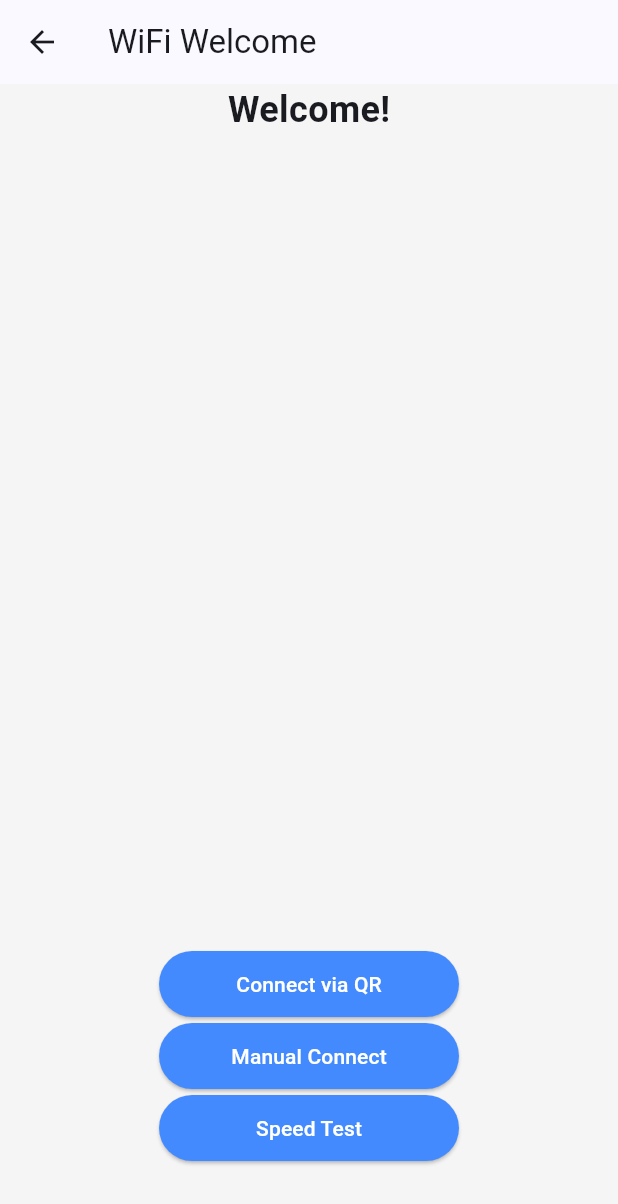
After one commit to Neilz05/flutter_multi_lang, a Flutter app: the MyHomePage screen opened directly, in the side drawer, after a tap on "Wifi Page", on a phone screen of 412 x 824 dp. The commit adds this screen. Shown: the top 1204 px of the screen. Run offline on Flutter 3.47's test engine with Material 3 defaults, Android fonts, the phone set to English and light mode, and no system bars; our stand-ins replace flutter_secure_storage; missing offline and left inert: android_intent_plus, encrypt, flutter_speed_test_plus, mobile_scanner, open_settings_plus; accounts and stored records are empty; network calls fail.

Commit message:
[Feature]: Wifi qr, wifi manual, wifi speed test
Description
- implemented wifi qr and wifi manual similar to sercomm_app
- tried out speed test api, speed can be shown

Todo
- design similar speed test for the app

```diff
--- a/lib/main.dart
+++ b/lib/main.dart
@@ -5,6 +5,7 @@ import 'package:flutter_application_1/constants.dart';
 import 'package:flutter_application_1/l10n/app_localizations.dart';
 import 'package:flutter_application_1/login.dart';
 import 'package:flutter_application_1/settings_page.dart';
+import 'package:flutter_application_1/wifi_welcome_page.dart';
 import 'package:flutter_application_1/utils/utils.dart';
 
 void main() {
@@ -135,6 +136,13 @@ class _MyHomePageState extends State<MyHomePage> {
             ),
             ListTile(
               leading: Icon(Icons.settings),
+              title: Text("Wifi Page"),
+              onTap: () {
+                navigateTo(context, WifiWelcomePage());
+              },
+            ),
+            ListTile(
+              leading: Icon(Icons.settings),
               title: Text(context.lang.reset),
               onTap: () {
                 setState(() {
--- a/lib/widgets/widgets.dart
+++ b/lib/widgets/widgets.dart
@@ -46,6 +46,28 @@ class PaddedContainer extends StatelessWidget {
   @override
   Widget build(BuildContext context) {
     return Container(padding: padding, color: color, child: child);
+  }
+}
+
+class PrimaryElevatedButton extends StatelessWidget {
+  final String text;
+  final VoidCallback? onPressed;
+  const PrimaryElevatedButton({super.key, required this.text, this.onPressed});
+
+  @override
+  Widget build(BuildContext context) {
+    return SizedBox(
+      width: 200,
+      child: ElevatedButton(
+        style: ElevatedButton.styleFrom(
+          backgroundColor: Colors.blueAccent,
+          foregroundColor: Colors.white,
+          padding: EdgeInsets.symmetric(horizontal: 32, vertical: 12),
+        ),
+        onPressed: onPressed,
+        child: Text(text),
+      ),
+    );
   }
 }
 
--- /dev/null
+++ b/lib/wifi_welcome_page.dart
@@ -0,0 +1,75 @@
+import 'dart:io' show Platform;
+
+import 'package:android_intent_plus/android_intent.dart';
+import 'package:open_settings_plus/open_settings_plus.dart';
+
+import 'package:flutter/material.dart';
+
+import 'package:flutter_application_1/constants.dart';
+import 'package:flutter_application_1/utils/utils.dart';
+import 'package:flutter_application_1/widgets/widgets.dart';
+import 'package:flutter_application_1/wifi_qr_page.dart';
+import 'package:flutter_application_1/wifi_speed_test.dart';
+
+//practice to make a welcome page for wifi connection similar to the one in sercomm_app
+class WifiWelcomePage extends StatelessWidget {
+  const WifiWelcomePage({super.key});
+
+  @override
+  Widget build(BuildContext context) {
+    return Scaffold(
+      appBar: AppBar(title: Text('WiFi Welcome')),
+      body: Center(
+        child: Column(
+          mainAxisAlignment: MainAxisAlignment.center,
+          children: [
+            Text(
+              'Welcome!',
+              style: TextStyle(fontSize: 24, fontWeight: FontWeight.bold),
+            ),
+
+            // Add more widgets here
+            Spacer(),
+            Center(
+              child: Column(
+                children: [
+                  PrimaryElevatedButton(
+                    text: "Connect via QR",
+                    onPressed: () {
+                      navigateTo(context, WifiQrPage());
+                      // TODO: navigate to QR code scanner
+                    },
+                  ),
+                  PrimaryElevatedButton(
+                    text: "Manual Connect",
+                    onPressed: () {
+                      if (Platform.isAndroid) {
+                        final intent = AndroidIntent(
+                          action: 'android.settings.WIFI_SETTINGS',
+                        );
+                        intent.launch();
+                      } else if (Platform.isIOS) {
+                        //since there is no direct way to open wifi settings in iOS, we use open_settings_plus package
+                        OpenSettingsPlusIOS settings = OpenSettingsPlusIOS();
+                        settings
+                            .wifi(); // should open the wifi settings, can't test in simulation since wifi is not shown in the settings
+                      }
+                    },
+                  ),
+
+                  PrimaryElevatedButton(
+                    text: "Speed Test",
+                    onPressed: () {
+                      navigateTo(context, WifiSpeedTest());
+                    },
+                  ),
+                ],
+              ),
+            ),
+            SizedBox(height: spacing48),
+          ],
+        ),
+      ),
+    );
+  }
+}
--- a/pubspec.yaml
+++ b/pubspec.yaml
@@ -41,6 +41,10 @@ dependencies:
   encrypt: ^5.0.3
   crypto: ^3.0.6
   http: ^1.5.0
+  mobile_scanner: ^7.1.2
+  android_intent_plus: ^6.0.0
+  open_settings_plus: ^0.4.0
+  flutter_speed_test_plus: ^1.0.10
 
 dev_dependencies:
   flutter_test:
```
Also changed, not shown: lib/wifi_qr_page.dart (added, +25 -0 lines), lib/wifi_speed_test.dart (added, +60 -0 lines), pubspec.lock, 8 other files.
